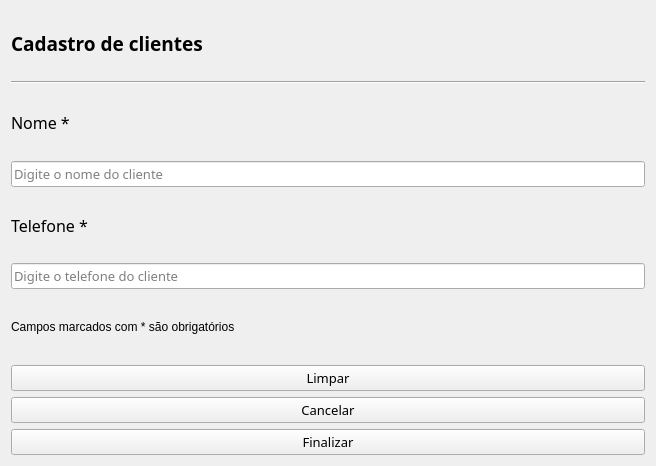
This is view/cadastroclientes.ui in imora97/Sistema-para-doceria as Qt 5 draws it before an edit. The edited form follows.
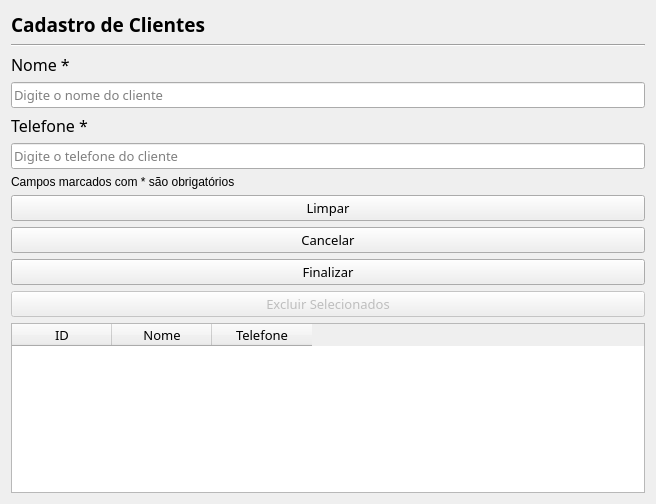
This is the edited form.

The edit to the form file:
```diff
--- a/view/cadastroclientes.ui
+++ b/view/cadastroclientes.ui
@@ -7,7 +7,7 @@
     <x>0</x>
     <y>0</y>
     <width>656</width>
-    <height>466</height>
+    <height>504</height>
    </rect>
   </property>
   <property name="windowTitle">
@@ -25,7 +25,7 @@
       </font>
      </property>
      <property name="text">
-      <string>Cadastro de clientes</string>
+      <string>Cadastro de Clientes</string>
      </property>
     </widget>
    </item>
@@ -134,6 +134,59 @@
      </property>
     </widget>
    </item>
+   <item>
+    <widget class="QPushButton" name="excluir_button">
+     <property name="enabled">
+      <bool>false</bool>
+     </property>
+     <property name="font">
+      <font>
+       <family>Segoe Print</family>
+       <pointsize>10</pointsize>
+      </font>
+     </property>
+     <property name="text">
+      <string>Excluir Selecionados</string>
+     </property>
+    </widget>
+   </item>
+   <item>
+    <widget class="QTableWidget" name="tabela">
+     <column>
+      <property name="text">
+       <string>ID</string>
+      </property>
+      <property name="font">
+       <font>
+        <family>Segoe Print</family>
+        <pointsize>10</pointsize>
+       </font>
+      </property>
+     </column>
+     <column>
+      <property name="text">
+       <string>Nome</string>
+      </property>
+      <property name="font">
+       <font>
+        <family>Segoe Print</family>
+        <pointsize>10</pointsize>
+       </font>
+      </property>
+     </column>
+     <column>
+      <property name="text">
+       <string>Telefone</string>
+      </property>
+      <property name="font">
+       <font>
+        <family>Segoe Print</family>
+        <pointsize>10</pointsize>
+       </font>
+      </property>
+     </column>
+    </widget>
+   </item>
   </layout>
  </widget>
  <resources/>
```
